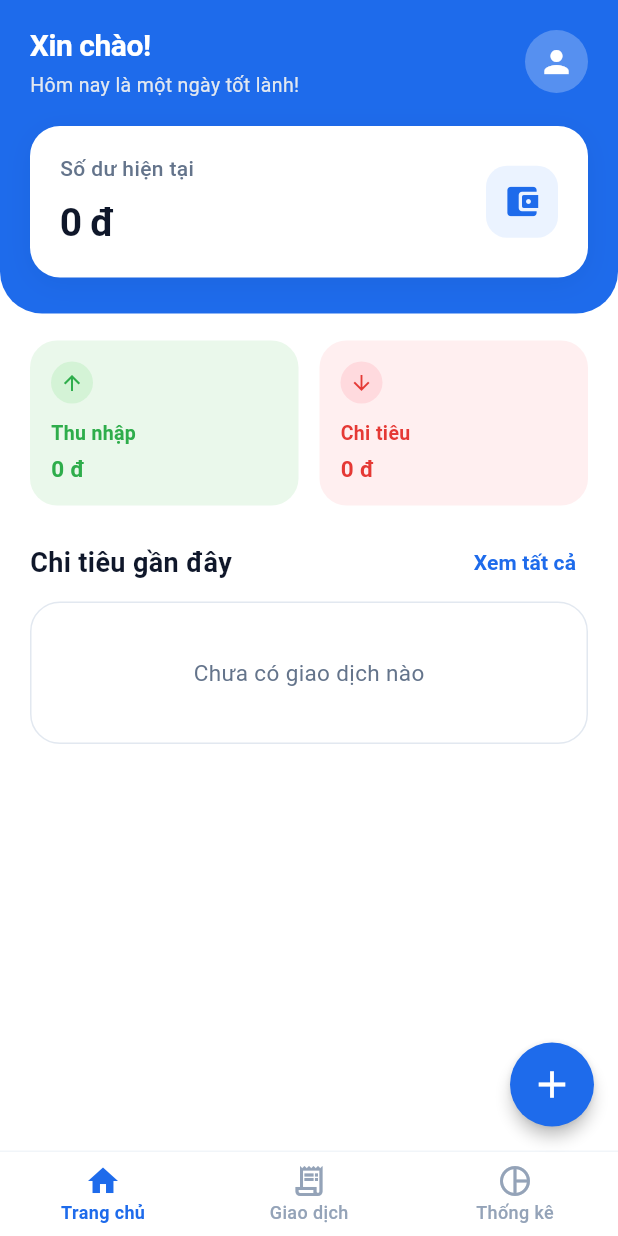
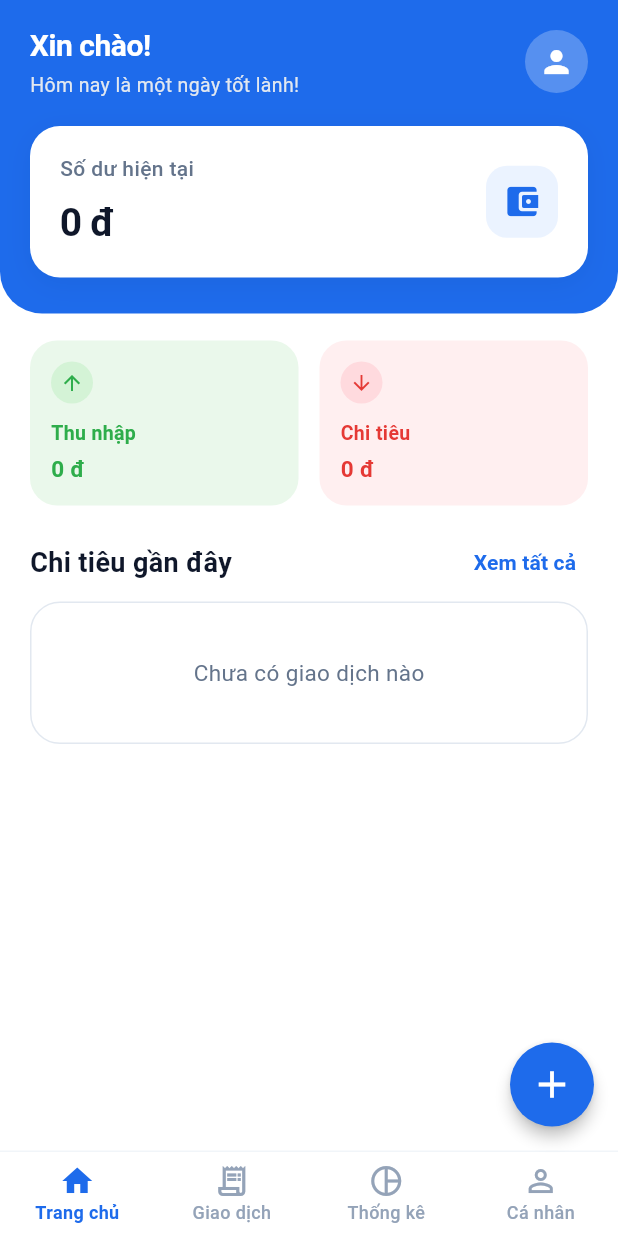
Before and after one commit to tnduckhmt2411011-design/KHMT2411011_TranNguyenDuc_casestudy1, a Flutter app: the screen it shows after launch, on a phone screen of 412 x 824 dp. Run offline on Flutter 3.47's test engine with Material 3 defaults, Android fonts, the phone set to English and light mode, and no system bars; our stand-ins replace sqflite; accounts and stored records are empty.

Commit message:
feat(nav): them bottom navigation 4 tab

```diff
--- a/lib/pages/home_page.dart
+++ b/lib/pages/home_page.dart
@@ -254,6 +254,16 @@ class _HomePageState extends State<HomePage> {
           ),
         ),
       ),
+      const Center(
+        child: Text(
+          'Cá nhân',
+          style: TextStyle(
+            fontSize: 22,
+            fontWeight: FontWeight.bold,
+            color: Color(0xFF64748B),
+          ),
+        ),
+      ),
     ];
 
     return Container(
@@ -316,6 +326,11 @@ class _HomePageState extends State<HomePage> {
                   icon: Icon(Icons.pie_chart_outline),
                   activeIcon: Icon(Icons.pie_chart),
                   label: 'Thống kê',
+                ),
+                BottomNavigationBarItem(
+                  icon: Icon(Icons.person_outline),
+                  activeIcon: Icon(Icons.person),
+                  label: 'Cá nhân',
                 ),
               ],
             ),
```
